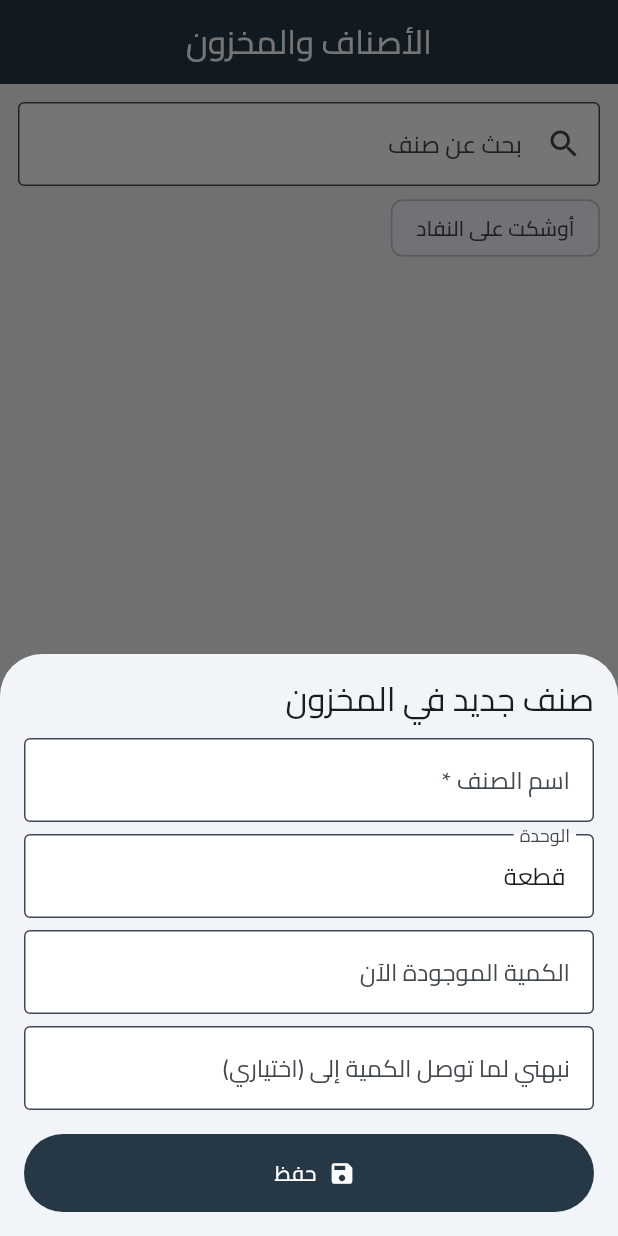
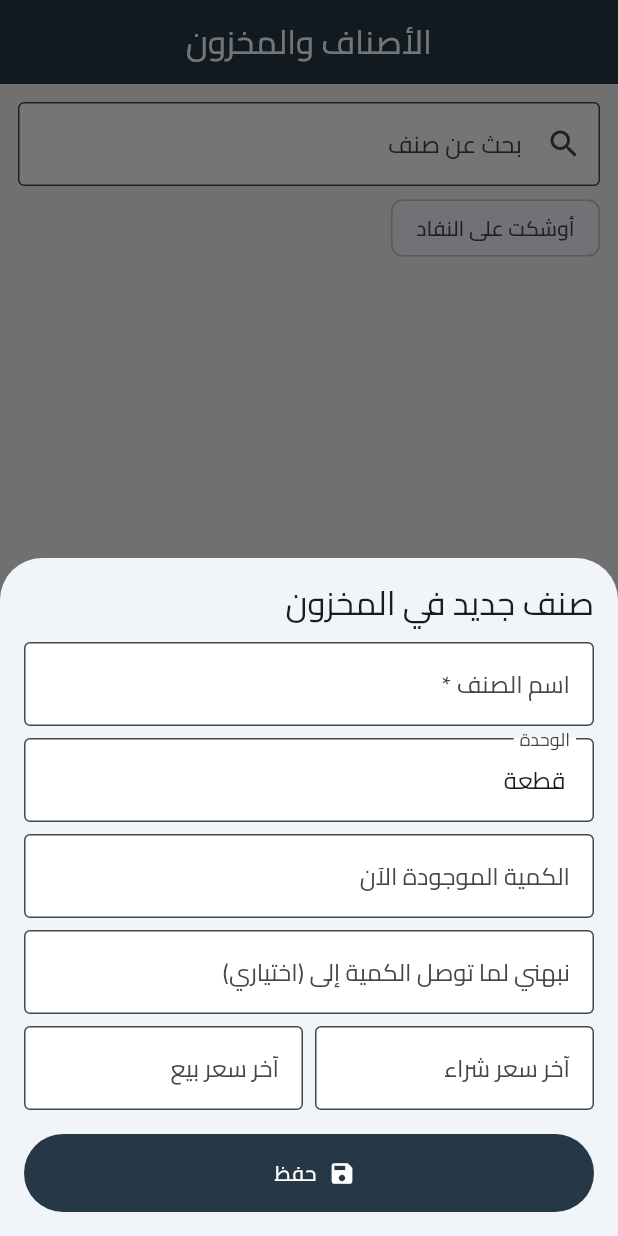
Before and after one commit to AhmedElemey/metal-equipment-ledger, a Flutter app: the ItemsScreen screen opened by its route, after a tap on "صنف جديد", on a phone screen of 412 x 824 dp. Run offline on Flutter 3.47's test engine with Material 3 defaults, Android fonts, the phone set to English and light mode, and no system bars; our stand-ins replace audioplayers, drift, drift_flutter, flutter_riverpod, go_router, google_sign_in and 4 more; missing offline and left inert: excel, googleapis, record, sqlite3, workmanager; accounts and stored records are empty; generated files the repository leaves out were written again; statements that could not run were skipped.

Commit message:
Let the user set an item's last purchase and sale prices
The item sheet gets two price fields. A hand-set price stands as the
item's last price until a newer order of that kind replaces it.
Schema v8 adds the price columns to item_settings.

Co-Authored-By: Claude Opus 5.5 <noreply@anthropic.com>
Claude-Session: https://claude.ai/code/session_01W7U3sMiD5nf9JAUjW4Z74B

```diff
--- a/lib/features/items/presentation/item_stock_sheet.dart
+++ b/lib/features/items/presentation/item_stock_sheet.dart
@@ -5,8 +5,8 @@ import '../../../core/database/app_database.dart';
 import '../../../core/database/database_provider.dart';
 import '../../../core/formatters.dart';
 
-/// Stock count (جرد), unit and low-stock limit for one item — or, with
-/// [item] null, a new item with its opening stock.
+/// Stock count (جرد), unit, low-stock limit and last prices for one item —
+/// or, with [item] null, a new item with its opening stock.
 Future<void> showItemStockSheet(BuildContext context, {ItemSummary? item}) {
   return showModalBottomSheet<void>(
     context: context,
@@ -44,7 +44,23 @@ class _ItemStockSheetState extends ConsumerState<_ItemStockSheet> {
         ? ''
         : formatQuantity(widget.item!.minQuantity!),
   );
+  late final _purchase = TextEditingController(
+    text: _priceText(widget.item?.lastPurchase),
+  );
+  late final _sale = TextEditingController(
+    text: _priceText(widget.item?.lastSale),
+  );
   bool _saving = false;
+
+  static String _priceText(int? piasters) =>
+      piasters == null ? '' : piastersToInput(piasters);
+
+  /// The price typed in [field], or null if it is empty or unchanged from
+  /// [current] — so saving untouched fields doesn't restamp their date.
+  static int? _changedPrice(TextEditingController field, int? current) {
+    final price = parseMoneyToPiasters(field.text);
+    return price == current ? null : price;
+  }
 
   @override
   void dispose() {
@@ -52,6 +68,8 @@ class _ItemStockSheetState extends ConsumerState<_ItemStockSheet> {
     _unit.dispose();
     _actual.dispose();
     _min.dispose();
+    _purchase.dispose();
+    _sale.dispose();
     super.dispose();
   }
 
@@ -69,6 +87,8 @@ class _ItemStockSheetState extends ConsumerState<_ItemStockSheet> {
           name,
           unit: unit.isEmpty ? null : unit,
           minQuantity: min,
+          purchasePrice: _changedPrice(_purchase, widget.item?.lastPurchase),
+          salePrice: _changedPrice(_sale, widget.item?.lastSale),
         );
         final current = widget.item?.stock ?? 0;
         if (actual != null && actual != current) {
@@ -157,6 +177,36 @@ class _ItemStockSheetState extends ConsumerState<_ItemStockSheet> {
                 ),
                 validator: number,
               ),
+              const SizedBox(height: 8),
+              Row(
+                children: [
+                  Expanded(
+                    child: TextFormField(
+                      controller: _purchase,
+                      decoration: const InputDecoration(
+                        labelText: 'آخر سعر شراء',
+                      ),
+                      keyboardType: const TextInputType.numberWithOptions(
+                        decimal: true,
+                      ),
+                      validator: number,
+                    ),
+                  ),
+                  const SizedBox(width: 8),
+                  Expanded(
+                    child: TextFormField(
+                      controller: _sale,
+                      decoration: const InputDecoration(
+                        labelText: 'آخر سعر بيع',
+                      ),
+                      keyboardType: const TextInputType.numberWithOptions(
+                        decimal: true,
+                      ),
+                      validator: number,
+                    ),
+                  ),
+                ],
+              ),
               const SizedBox(height: 16),
               FilledButton.icon(
                 onPressed: _saving ? null : _save,
```
Also changed, not shown: lib/core/database/app_database.dart (+70 -9 lines), lib/core/database/app_database.g.dart, 1 other file.
